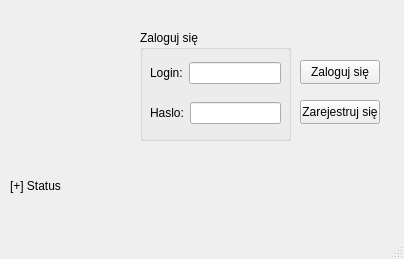
Old version of the form mainwindow.ui in the repository dawib19992/HotelParadiseProjekt.
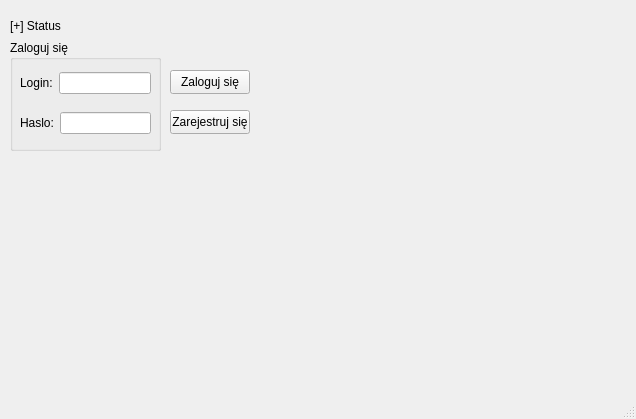
New version of the form.

```diff
--- a/mainwindow.ui
+++ b/mainwindow.ui
@@ -6,8 +6,8 @@
    <rect>
     <x>0</x>
     <y>0</y>
-    <width>404</width>
-    <height>259</height>
+    <width>636</width>
+    <height>419</height>
    </rect>
   </property>
   <property name="windowTitle">
@@ -18,8 +18,8 @@
     <property name="geometry">
      <rect>
       <x>10</x>
-      <y>160</y>
-      <width>371</width>
+      <y>0</y>
+      <width>391</width>
       <height>51</height>
      </rect>
     </property>
@@ -30,8 +30,8 @@
    <widget class="QGroupBox" name="groupBox">
     <property name="geometry">
      <rect>
-      <x>140</x>
-      <y>30</y>
+      <x>10</x>
+      <y>40</y>
       <width>151</width>
       <height>111</height>
      </rect>
@@ -87,8 +87,8 @@
    <widget class="QPushButton" name="potwierdz">
     <property name="geometry">
      <rect>
-      <x>300</x>
-      <y>60</y>
+      <x>170</x>
+      <y>70</y>
       <width>80</width>
       <height>24</height>
      </rect>
@@ -100,8 +100,8 @@
    <widget class="QPushButton" name="resjestracja">
     <property name="geometry">
      <rect>
-      <x>300</x>
-      <y>100</y>
+      <x>170</x>
+      <y>110</y>
       <width>80</width>
       <height>24</height>
      </rect>
@@ -110,6 +110,19 @@
      <string>Zarejestruj się</string>
     </property>
    </widget>
+   <widget class="QLabel" name="komunikat">
+    <property name="geometry">
+     <rect>
+      <x>10</x>
+      <y>160</y>
+      <width>391</width>
+      <height>41</height>
+     </rect>
+    </property>
+    <property name="text">
+     <string/>
+    </property>
+   </widget>
   </widget>
   <widget class="QMenuBar" name="menubar">
    <property name="geometry">
```
Left out of the diff: 2 changed lines with no effect on the pictures.
